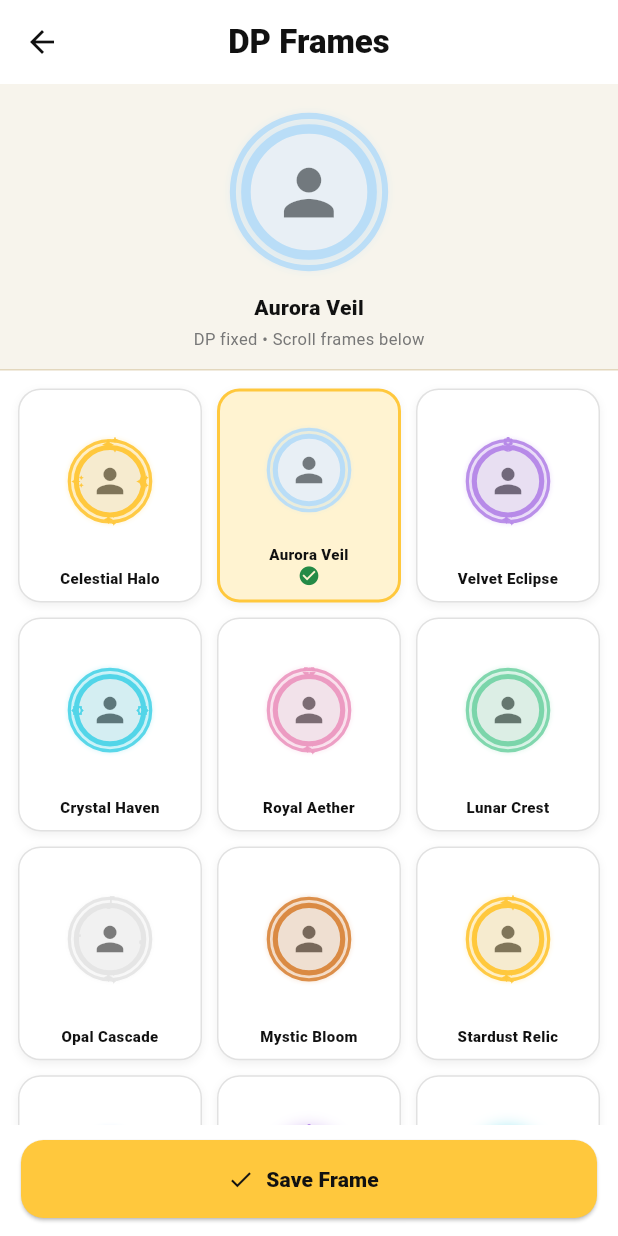
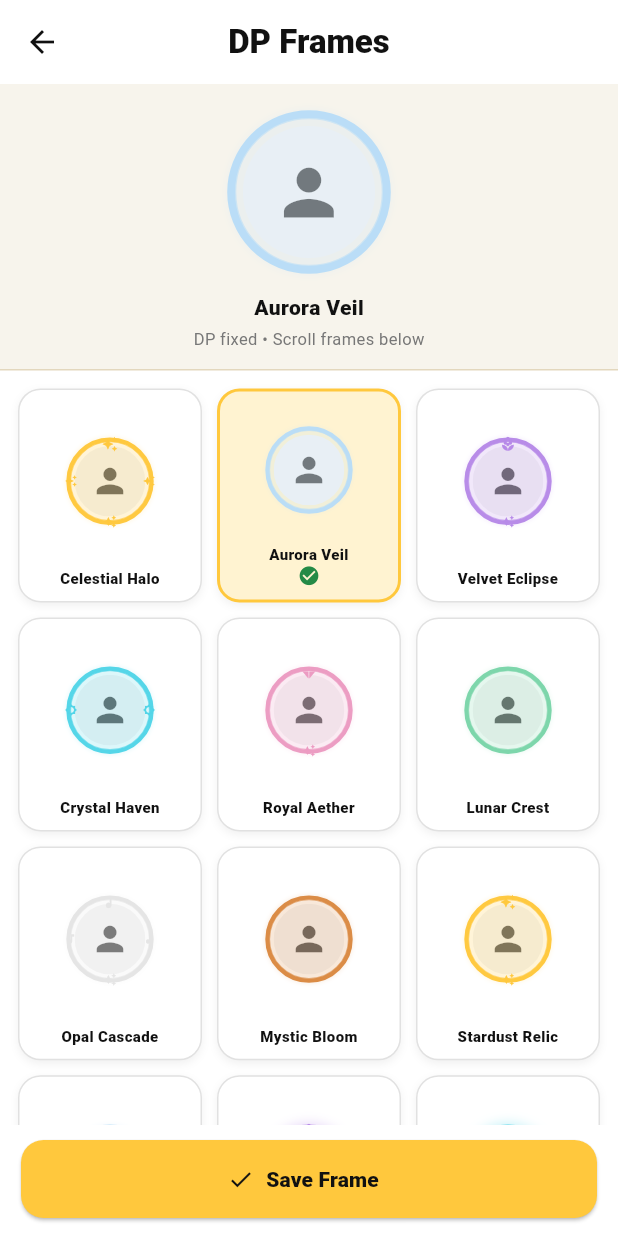
Before and after one commit to zs1020322-cloud/PlayZupi, a Flutter app: the DpCollectionScreen screen opened directly, after a tap on "Aurora Veil", on a phone screen of 412 x 824 dp. Run offline on Flutter 3.47's test engine with Material 3 defaults, Android fonts, the phone set to English and light mode, and no system bars; our stand-ins replace image_picker, shared_preferences; accounts and stored records are empty.

Commit message:
Update main.dart

```diff
--- a/lib/main.dart
+++ b/lib/main.dart
@@ -1,5 +1,6 @@
 import 'dart:convert';
 import 'dart:io';
+import 'dart:math' as math;
 import 'dart:typed_data';
 import 'dart:ui' as ui;
 
@@ -1438,7 +1439,7 @@ class _DpCropScreenState extends State<DpCropScreen> {
                               height: side,
                               child: RepaintBoundary(
                                 key: _cropKey,
-                                child: ClipRect(
+                                child: ClipOval(
                                   child: InteractiveViewer(
                                     transformationController: _transformController,
                                     constrained: false,
@@ -1627,17 +1628,28 @@ class DpAvatar extends StatelessWidget {
     const icons = [Icons.auto_awesome, Icons.star, Icons.local_florist, Icons.brightness_5, Icons.diamond, Icons.flutter_dash, Icons.music_note, Icons.nightlight_round];
     return icons[frameIndex % icons.length];
   }
+
   @override
   Widget build(BuildContext context) {
     final c = _color();
     final animated = frameIndex >= 10 && frameIndex < 30;
     final crown = frameIndex >= 30 && frameIndex < 40;
     final moneyGift = frameIndex >= 40;
+    final photoDiameter = size * .76;
     return SizedBox(width: size, height: size, child: Stack(alignment: Alignment.center, children: [
-      Container(width: size * .78, height: size * .78, clipBehavior: Clip.antiAlias, decoration: BoxDecoration(shape: BoxShape.circle, color: const Color(0xFFF4F4F4), border: Border.all(color: c, width: size * .055), boxShadow: [BoxShadow(color: c.withOpacity(.38), blurRadius: size * .08)]), child: imageBytes == null ? Icon(Icons.person, size: size * .43, color: black.withOpacity(.65)) : Image.memory(imageBytes!, fit: BoxFit.cover)),
-      Container(width: size * .91, height: size * .91, decoration: BoxDecoration(shape: BoxShape.circle, border: Border.all(color: c.withOpacity(.95), width: size * .035), boxShadow: [BoxShadow(color: c.withOpacity(animated ? .45 : .2), blurRadius: animated ? size * .12 : size * .035)])),
-      if (frameIndex % 2 == 0) ...[Positioned(top: size * .02, child: Icon(crown ? Icons.workspace_premium : _ornament(), color: c, size: size * .18)), Positioned(bottom: size * .02, child: Icon(moneyGift ? Icons.card_giftcard : Icons.auto_awesome, color: c, size: size * .14))],
-      if (frameIndex % 3 == 0) ...[Positioned(left: size * .08, child: Icon(_ornament(), color: c, size: size * .14)), Positioned(right: size * .08, child: Icon(_ornament(), color: c, size: size * .14))],
+      // The DP itself is always circular and stays behind the frame artwork.
+      ClipOval(child: Container(width: photoDiameter, height: photoDiameter, color: const Color(0xFFF4F4F4), child: imageBytes == null ? Icon(Icons.person, size: size * .43, color: black.withOpacity(.65)) : Image.memory(imageBytes!, fit: BoxFit.cover))),
+      // Frame ring is outside the photo; it does not cover the DP center.
+      Container(width: size * .94, height: size * .94, decoration: BoxDecoration(shape: BoxShape.circle, border: Border.all(color: c.withOpacity(.98), width: size * .045), boxShadow: [BoxShadow(color: c.withOpacity(animated ? .40 : .20), blurRadius: size * (animated ? .10 : .035))])),
+      Container(width: size * .86, height: size * .86, decoration: BoxDecoration(shape: BoxShape.circle, border: Border.all(color: c.withOpacity(.60), width: size * .012))),
+      if (frameIndex % 2 == 0) ...[
+        Positioned(top: size * .005, child: Icon(crown ? Icons.workspace_premium : _ornament(), color: c, size: size * .17)),
+        Positioned(bottom: size * .005, child: Icon(moneyGift ? Icons.card_giftcard : Icons.auto_awesome, color: c, size: size * .14)),
+      ],
+      if (frameIndex % 3 == 0) ...[
+        Positioned(left: size * .015, child: Icon(_ornament(), color: c, size: size * .13)),
+        Positioned(right: size * .015, child: Icon(_ornament(), color: c, size: size * .13)),
+      ],
       if (animated) Positioned.fill(child: IgnorePointer(child: _FrameShimmer(color: c))),
     ]));
   }
@@ -1658,13 +1670,23 @@ class _FrameShimmerState extends State<_FrameShimmer> with SingleTickerProviderS
   Widget build(BuildContext context) => AnimatedBuilder(animation: controller, builder: (_, __) => CustomPaint(painter: _FrameShimmerPainter(widget.color, controller.value)));
 }
 class _FrameShimmerPainter extends CustomPainter {
-  final Color color; final double progress;
+  final Color color;
+  final double progress;
   _FrameShimmerPainter(this.color, this.progress);
   @override
   void paint(Canvas canvas, Size size) {
-    final rect = Rect.fromLTWH(size.width * (progress - .25), 0, size.width * .25, size.height);
-    final paint = Paint()..shader = LinearGradient(colors: [Colors.transparent, color.withOpacity(.5), Colors.transparent]).createShader(rect);
-    canvas.drawCircle(Offset(size.width / 2, size.height / 2), size.width * .45, paint);
+    // Shine is restricted to an outer circular stroke, not painted over the photo.
+    final radius = size.width * .465;
+    final stroke = size.width * .055;
+    final rect = Rect.fromCircle(center: Offset(size.width / 2, size.height / 2), radius: radius);
+    final sweep = SweepGradient(
+      startAngle: progress * math.pi * 2,
+      endAngle: progress * math.pi * 2 + math.pi * .85,
+      colors: [Colors.transparent, color.withOpacity(.10), Colors.white.withOpacity(.95), color.withOpacity(.65), Colors.transparent],
+      stops: const [0.0, .35, .55, .72, 1.0],
+    );
+    final paint = Paint()..shader = sweep.createShader(rect)..style = PaintingStyle.stroke..strokeWidth = stroke;
+    canvas.drawCircle(Offset(size.width / 2, size.height / 2), radius, paint);
   }
   @override
   bool shouldRepaint(covariant _FrameShimmerPainter oldDelegate) => oldDelegate.progress != progress || oldDelegate.color != color;
```
